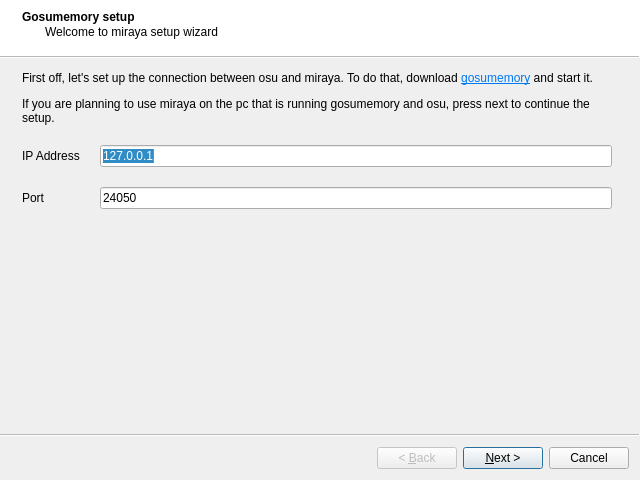
MirayaProject/miraya, file setupwizard.ui: the form before one commit.
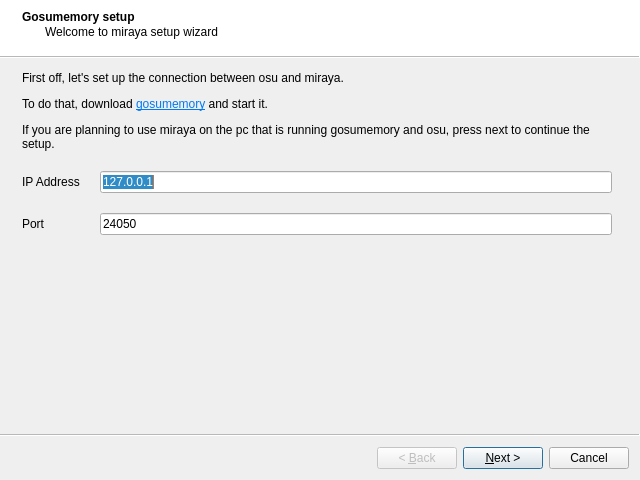
The form after the commit.

Commit message: 🧙‍♂️ setup: fix: inconsistent spacing and text formatting

What changed in the file:
```diff
--- a/setupwizard.ui
+++ b/setupwizard.ui
@@ -80,7 +80,7 @@
        <enum>Qt::NoContextMenu</enum>
       </property>
       <property name="text">
-       <string>&lt;html&gt;&lt;head/&gt;&lt;body&gt;&lt;p&gt;First off, let's set up the connection between osu and miraya. To do that, download &lt;a href=&quot;https://github.com/l3lackShark/gosumemory/releases/latest&quot;&gt;&lt;span style=&quot; text-decoration: underline; color:#007af4;&quot;&gt;gosumemory&lt;/span&gt;&lt;/a&gt; and start it. &lt;/p&gt;&lt;p&gt;If you are planning to use miraya on the pc that is running gosumemory and osu, press next to continue the setup.&lt;/p&gt;&lt;/body&gt;&lt;/html&gt;</string>
+       <string>&lt;html&gt;&lt;head/&gt;&lt;body&gt;&lt;p&gt;First off, let's set up the connection between osu and miraya. &lt;/p&gt;&lt;p&gt;To do that, download &lt;a href=&quot;https://github.com/l3lackShark/gosumemory/releases/latest&quot;&gt;&lt;span style=&quot; text-decoration: underline; color:#007af4;&quot;&gt;gosumemory&lt;/span&gt;&lt;/a&gt; and start it. &lt;/p&gt;&lt;p&gt;If you are planning to use miraya on the pc that is running gosumemory and osu, press next to continue the setup.&lt;/p&gt;&lt;/body&gt;&lt;/html&gt;</string>
       </property>
       <property name="wordWrap">
        <bool>true</bool>
```
Left out of the diff: 9 changed lines with no effect on the pictures.
